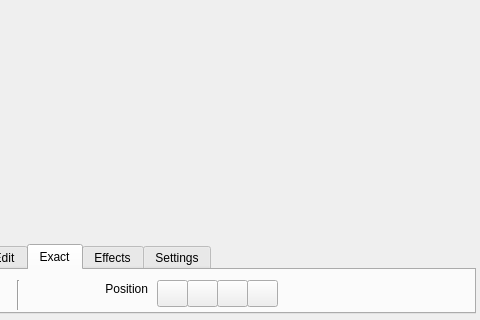
Old version of the form mainwindow.ui in the repository viktand/vap4; both pictures show x 175 to 655 and y 296 to 616 of the 655 by 616 pixel window.
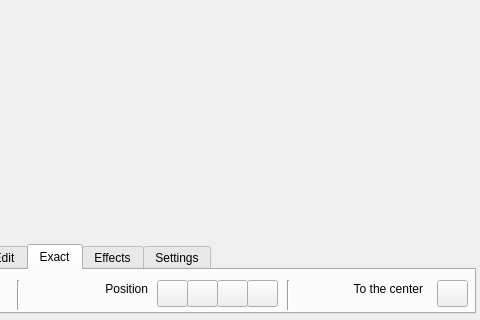
New version of the form. The open tabs and pages were chosen to show the change. Icons and pictures are not drawn.

```diff
--- a/mainwindow.ui
+++ b/mainwindow.ui
@@ -1298,6 +1298,61 @@
        <set>Qt::AlignRight|Qt::AlignTrailing|Qt::AlignVCenter</set>
       </property>
      </widget>
+     <widget class="Line" name="line_11">
+      <property name="geometry">
+       <rect>
+        <x>460</x>
+        <y>10</y>
+        <width>3</width>
+        <height>30</height>
+       </rect>
+      </property>
+      <property name="orientation">
+       <enum>Qt::Vertical</enum>
+      </property>
+     </widget>
+     <widget class="QLabel" name="label_4">
+      <property name="geometry">
+       <rect>
+        <x>465</x>
+        <y>10</y>
+        <width>131</width>
+        <height>17</height>
+       </rect>
+      </property>
+      <property name="text">
+       <string>To the center</string>
+      </property>
+      <property name="alignment">
+       <set>Qt::AlignRight|Qt::AlignTrailing|Qt::AlignVCenter</set>
+      </property>
+     </widget>
+     <widget class="QPushButton" name="pushButton_23">
+      <property name="geometry">
+       <rect>
+        <x>610</x>
+        <y>10</y>
+        <width>31</width>
+        <height>27</height>
+       </rect>
+      </property>
+      <property name="toolTip">
+       <string>Put the current image in the center of the sheet</string>
+      </property>
+      <property name="text">
+       <string/>
+      </property>
+      <property name="icon">
+       <iconset resource="res.qrc">
+        <normaloff>:/new/prefix1/tocenter</normaloff>:/new/prefix1/tocenter</iconset>
+      </property>
+      <property name="iconSize">
+       <size>
+        <width>24</width>
+        <height>24</height>
+       </size>
+      </property>
+     </widget>
     </widget>
     <widget class="QWidget" name="tab_2">
      <attribute name="title">
```
Left out of the diff: 2 changed lines with no effect on the pictures.
